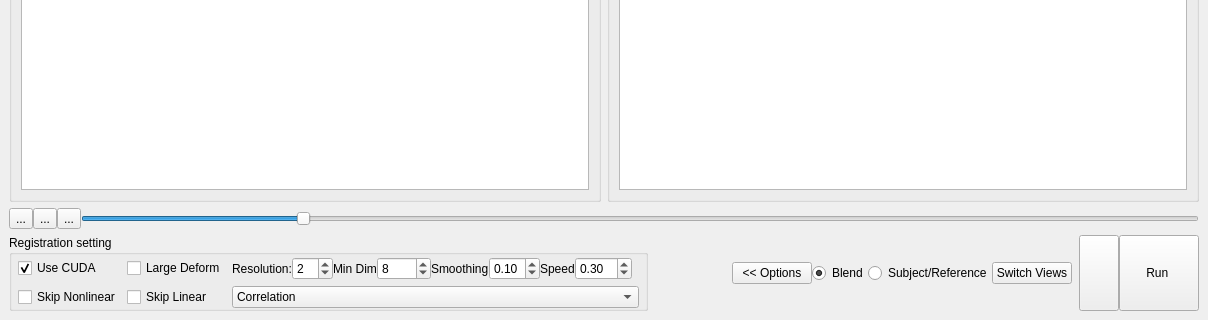
Old version of the form regtoolbox.ui in the repository frankyeh/DSI-Studio; both pictures show x 0 to 1208 and y 454 to 774 of the 1208 by 774 pixel window.
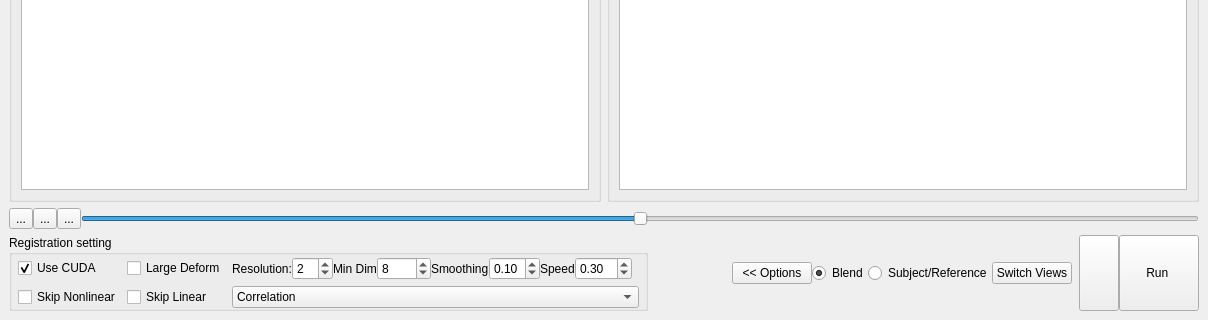
New version of the form. Icons and pictures are not drawn.

```diff
--- a/regtoolbox.ui
+++ b/regtoolbox.ui
@@ -408,7 +408,7 @@
          <number>256</number>
         </property>
         <property name="value">
-         <number>50</number>
+         <number>128</number>
         </property>
         <property name="orientation">
          <enum>Qt::Horizontal</enum>
```
Left out of the diff: 16 changed lines with no effect on the pictures.
